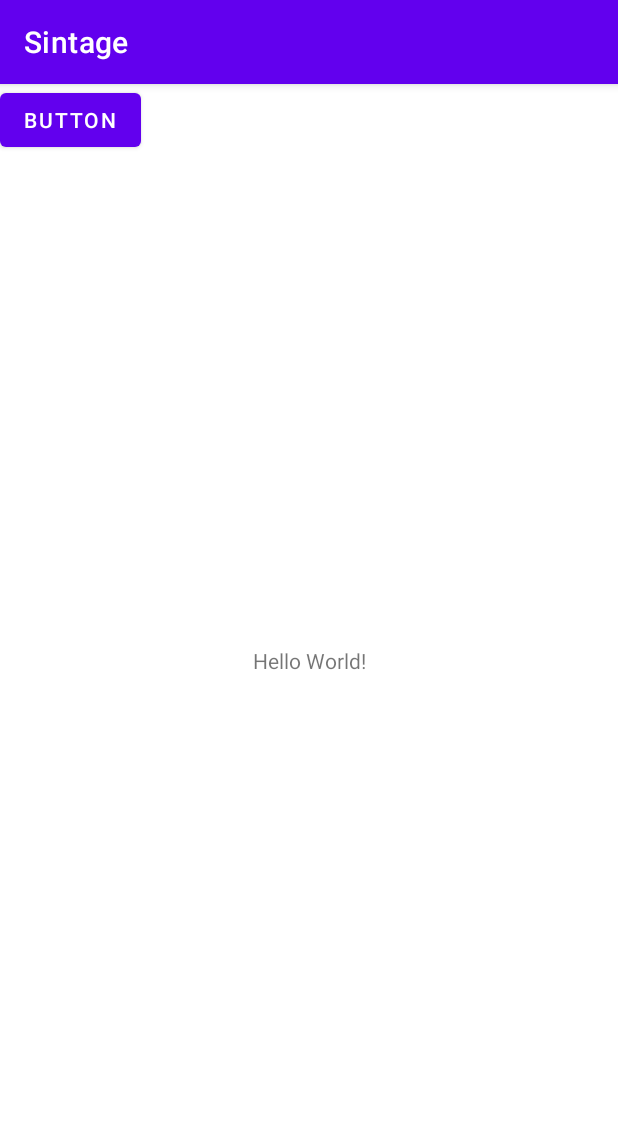
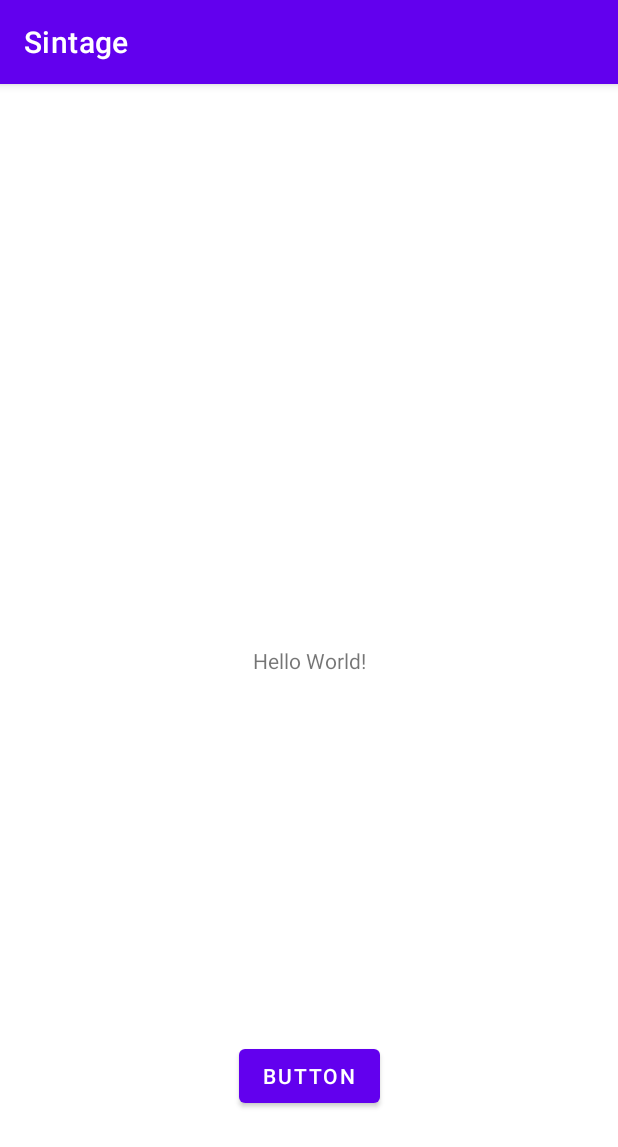
Before and after one commit to 17aclemons/Sintage, an Android app: the screen it shows after launch (MainActivity), on a phone screen of 412 x 824 dp. Shown: the top 1147 px of the screen. Run offline under Robolectric (Android 15) with nearby library versions, the phone set to English and light mode, and no system bars.

Commit message:
button to move to PhotoRecognizer Activity
Added a example on how to make a button to switch between activities

```diff
--- a/app/src/main/AndroidManifest.xml
+++ b/app/src/main/AndroidManifest.xml
@@ -9,6 +9,8 @@
         android:roundIcon="@mipmap/ic_launcher_round"
         android:supportsRtl="true"
         android:theme="@style/Theme.Sintage">
+        <activity android:name=".Achievements"></activity>
+        <activity android:name=".PhotoRecognizer" />
         <activity android:name=".MainActivity">
             <intent-filter>
                 <action android:name="android.intent.action.MAIN" />
--- a/app/src/main/java/com/example/sintage/MainActivity.kt
+++ b/app/src/main/java/com/example/sintage/MainActivity.kt
@@ -1,13 +1,24 @@
 package com.example.sintage
 
+import android.content.Intent
 import androidx.appcompat.app.AppCompatActivity
 import android.os.Bundle
+import android.widget.Button
+
 
 class MainActivity : AppCompatActivity() {
+    lateinit var photo:Button
     override fun onCreate(savedInstanceState: Bundle?) {
         super.onCreate(savedInstanceState)
         setContentView(R.layout.activity_main)
 
-        //Nikki made this file
+        photo = findViewById<Button>(R.id.photo)
+
+        photo.setOnClickListener {
+            var intent = Intent(this, PhotoRecognizer::class.java)
+            startActivity(intent)
+
+        }
+
     }
 }
--- a/app/src/main/res/layout/activity_main.xml
+++ b/app/src/main/res/layout/activity_main.xml
@@ -16,11 +16,14 @@
         app:layout_constraintTop_toTopOf="parent" />
 
     <Button
-        android:id="@+id/button"
+        android:id="@+id/photo"
         android:layout_width="wrap_content"
         android:layout_height="wrap_content"
         android:text="Button"
-        tools:layout_editor_absoluteX="202dp"
-        tools:layout_editor_absoluteY="251dp" />
+        app:layout_constraintBottom_toBottomOf="parent"
+        app:layout_constraintEnd_toEndOf="parent"
+        app:layout_constraintStart_toStartOf="parent"
+        app:layout_constraintTop_toTopOf="parent"
+        app:layout_constraintVertical_bias="0.885" />
 
 </androidx.constraintlayout.widget.ConstraintLayout>
```
Also changed, not shown: app/src/main/java/com/example/sintage/Achievements.kt (added, +11 -0 lines), app/src/main/java/com/example/sintage/PhotoRecognizer.kt (added, +11 -0 lines), app/src/main/res/layout/activity_achievements.xml (added, +9 -0 lines), app/src/main/res/layout/activity_photo_recognizer.xml (added, +18 -0 lines).
